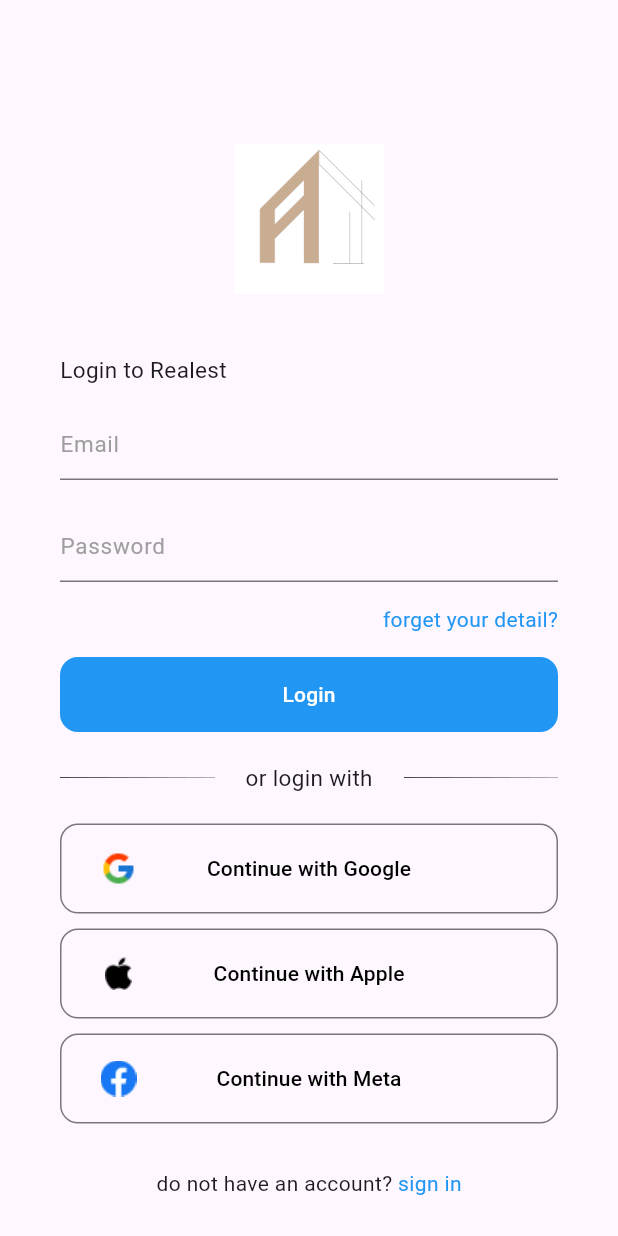
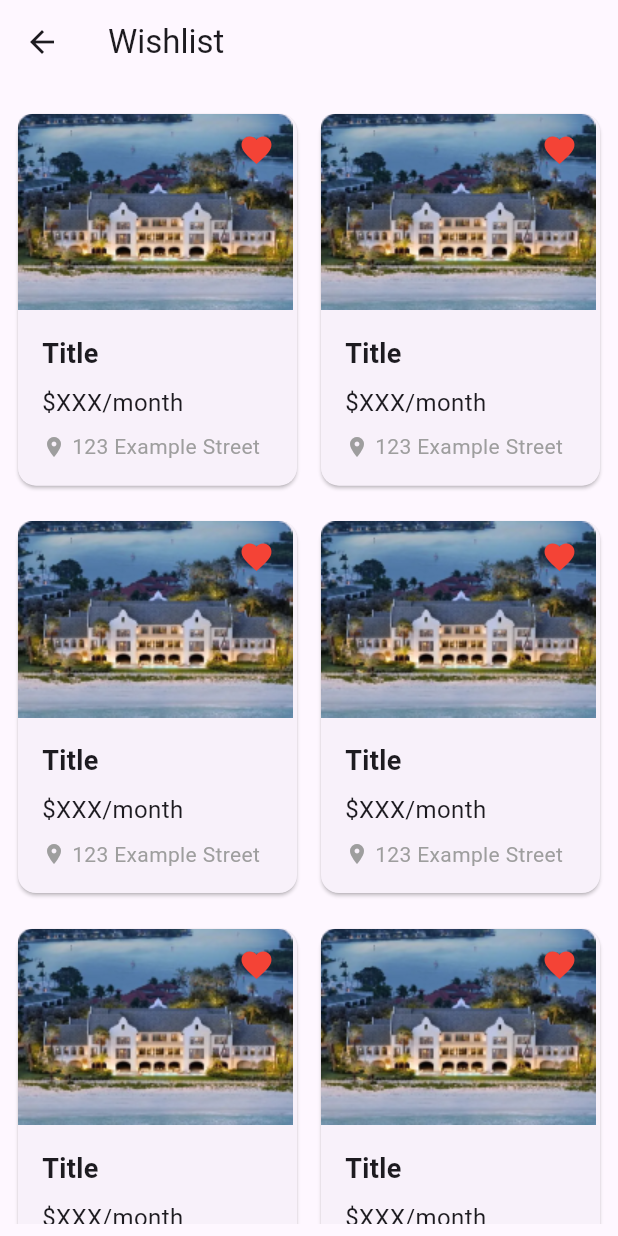
Before and after one commit to dels21/realest, a Flutter app: the screen it shows after launch, on a phone screen of 412 x 824 dp. Run offline on Flutter 3.47's test engine with Material 3 defaults, Android fonts, the phone set to English and light mode, and no system bars; Roboto replaces fonts that are missing (SFPro); project files that could hold a hidden picture were left out.

Commit message:
wishlist keknya udah kelar, paling tinggal benerin stylingnya
belom aku jadiin widget, karena aku lupa caranya gimana tapi ini udah kepisah kok jadi tinggal di "cut" ke file widgetnya

```diff
--- a/lib/main.dart
+++ b/lib/main.dart
@@ -1,4 +1,6 @@
 import 'package:flutter/material.dart';
+import 'package:realest/pages/detail_properties.dart';
+import 'package:realest/pages/wishlist.dart';
 import 'pages/login.dart';
 
 void main() {
@@ -23,7 +25,7 @@ class _MyAppState extends State<MyApp> {
         useMaterial3: true,
         fontFamily: 'SFPro',
       ),
-      home: LoginPage(),
+      home: WishlistPage(),
     );
   }
 }
--- /dev/null
+++ b/lib/pages/wishlist.dart
@@ -0,0 +1,129 @@
+import 'package:flutter/material.dart';
+
+class WishlistPage extends StatefulWidget {
+  @override
+  _WishlistPageState createState() => _WishlistPageState();
+}
+
+class _WishlistPageState extends State<WishlistPage> {
+  @override
+  Widget build(BuildContext context) {
+    return Scaffold(
+      appBar: AppBar(
+        title: Text('Wishlist'),
+        leading: IconButton(
+          icon: Icon(Icons.arrow_back),
+          onPressed: () {},
+        ),
+      ),
+      body: Padding(
+        padding: const EdgeInsets.all(8.0),
+        child: GridView.count(
+          crossAxisCount: 2,
+          shrinkWrap: true,
+          childAspectRatio:
+              (1 / 1.4), // Adjust aspect ratio to fit your content
+          crossAxisSpacing: 8.0,
+          // mainAxisSpacing: 16.0,
+          children: List.generate(16, (index) {
+            return Center(
+              child: WishlistCard(
+                title: 'Title',
+                price: '\$XXX/month',
+                imageUrl: "assets/gambar_rumah.png",
+                address: '123 Example Street',
+              ),
+            );
+          }),
+        ),
+      ),
+    );
+  }
+}
+
+class WishlistCard extends StatefulWidget {
+  final String title;
+  final String price;
+  final String imageUrl;
+  final String address;
+
+  WishlistCard({
+    required this.title,
+    required this.price,
+    required this.imageUrl,
+    required this.address,
+  });
+
+  @override
+  _WishlistCardState createState() => _WishlistCardState();
+}
+
+class _WishlistCardState extends State<WishlistCard> {
+  bool _isFavorited = true;
+
+  @override
+  Widget build(BuildContext context) {
+    return Card(
+      child: Column(
+        crossAxisAlignment: CrossAxisAlignment.start,
+        mainAxisSize: MainAxisSize.min, // Makes the card auto-size
+        children: [
+          Stack(
+            alignment: Alignment.topRight,
+            children: [
+              Image.asset(widget.imageUrl),
+              IconButton(
+                icon: Icon(
+                  _isFavorited ? Icons.favorite : Icons.favorite_border,
+                  color: _isFavorited ? Colors.red : Colors.grey,
+                ),
+                onPressed: () {
+                  setState(() {
+                    _isFavorited = !_isFavorited;
+                  });
+                },
+              ),
+            ],
+          ),
+          Padding(
+            padding: const EdgeInsets.all(16.0),
+            child: Column(
+              crossAxisAlignment: CrossAxisAlignment.start,
+              children: [
+                Text(
+                  widget.title,
+                  style: TextStyle(
+                    fontWeight: FontWeight.bold,
+                    fontSize: 18.0,
+                  ),
+                ),
+                SizedBox(height: 8.0),
+                Text(
+                  widget.price,
+                  style: TextStyle(fontSize: 16.0),
+                ),
+                SizedBox(height: 8.0),
+                Row(
+                  children: [
+                    Icon(
+                      Icons.location_on,
+                      color: Colors.grey,
+                      size: 16.0,
+                    ),
+                    SizedBox(width: 4.0),
+                    Expanded(
+                      child: Text(
+                        widget.address,
+                        style: TextStyle(fontSize: 14.0, color: Colors.grey),
+                      ),
+                    ),
+                  ],
+                ),
+              ],
+            ),
+          ),
+        ],
+      ),
+    );
+  }
+}
```
Also changed, not shown: lib/pages/detail_properties.dart (added, +256 -0 lines), assets/gambar_rumah.png (added).
